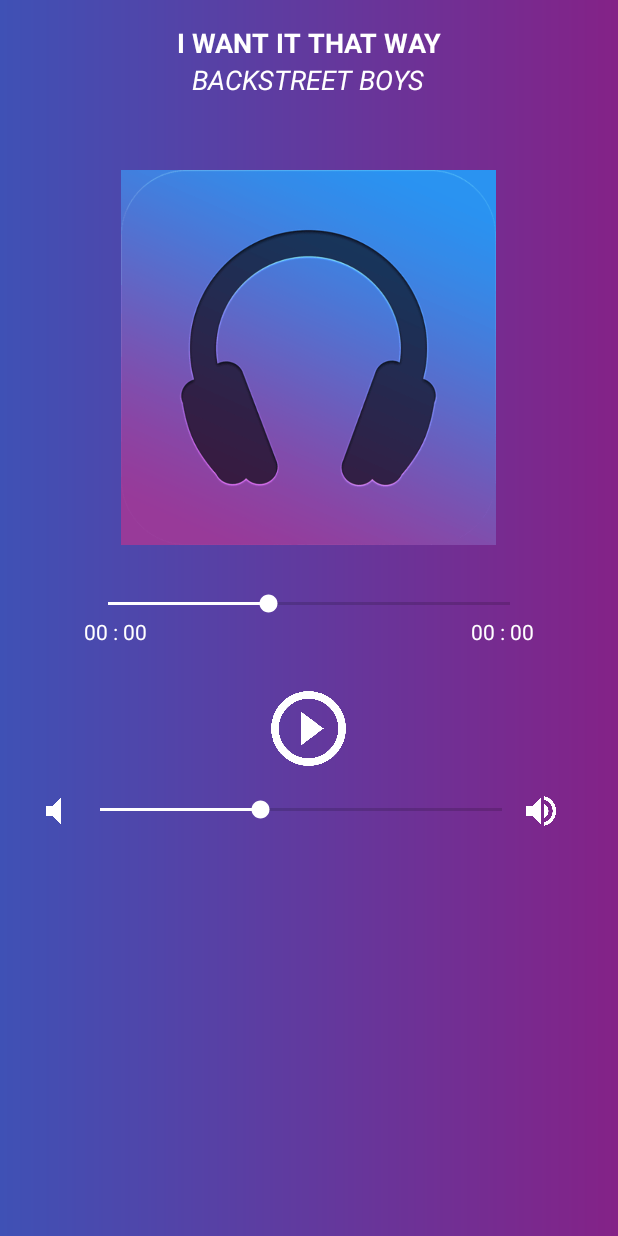
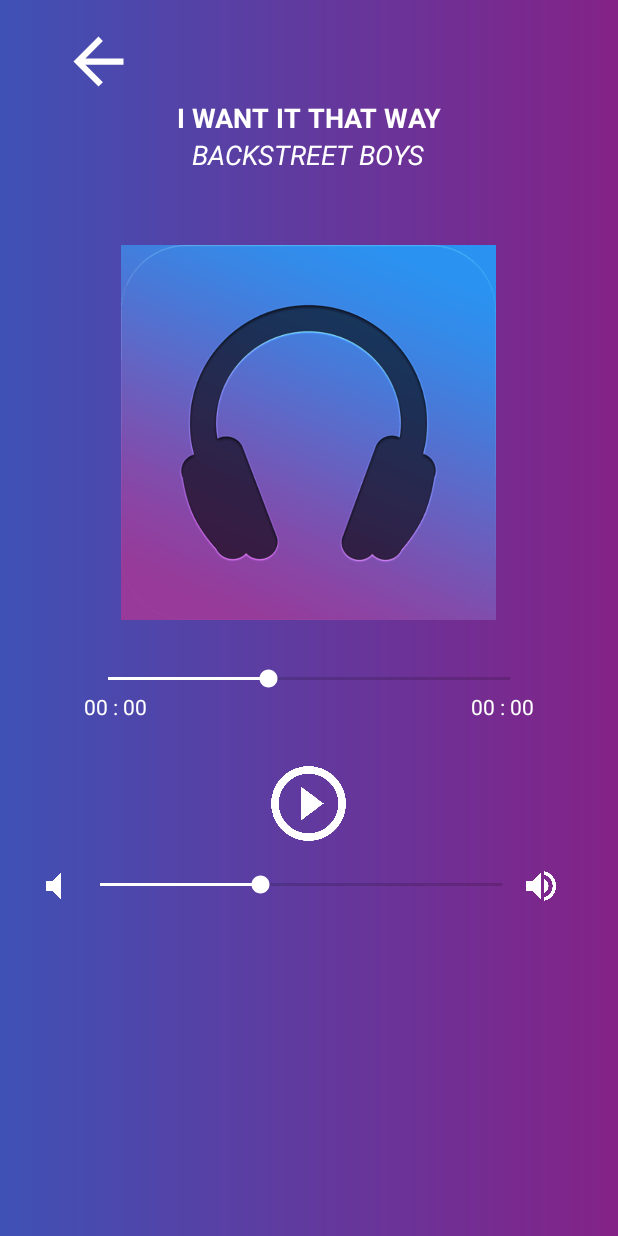
Before and after one commit to tiendz2003/ANDROID, an Android app built with Jetpack Compose: the layout activity_main.xml on its own in the app's theme, with its tools: preview values and no code run, on a phone screen of 412 x 824 dp. Run offline under Robolectric (Android 15) with nearby library versions, the phone set to English and light mode, and no system bars.

Commit message:
finished project

```diff
--- /dev/null
+++ b/app/src/main/res/drawable/button_back.xml
@@ -0,0 +1,5 @@
+<vector android:autoMirrored="true" android:height="24dp"
+    android:tint="#FFFFFF" android:viewportHeight="24"
+    android:viewportWidth="24" android:width="24dp" xmlns:android="http://schemas.android.com/apk/res/android">
+    <path android:fillColor="@android:color/white" android:pathData="M20,11H7.8l5.6,-5.6L12,4l-8,8 8,8 1.4,-1.4L7.8,13H20v-2z"/>
+</vector>
--- a/app/src/main/res/layout/activity_main.xml
+++ b/app/src/main/res/layout/activity_main.xml
@@ -9,6 +9,15 @@
     android:gravity="center_horizontal"
     tools:viewBindingIgnore="true"
     tools:context=".MusicPlayer">
+
+    <ImageButton
+        android:id="@+id/backButton"
+        android:layout_width="50dp"
+        android:layout_height="50dp"
+        android:background="@drawable/button_back"
+        android:layout_marginStart="-140dp"
+        android:padding="15dp"
+        android:contentDescription="TODO" />
 
     <TextView
         android:id="@+id/tvTitle"
```
Also changed, not shown: app/src/main/AndroidManifest.xml (+3 -7 lines), app/src/main/java/com/example/musicapp/MusicPlayer.kt (+20 -2 lines).
